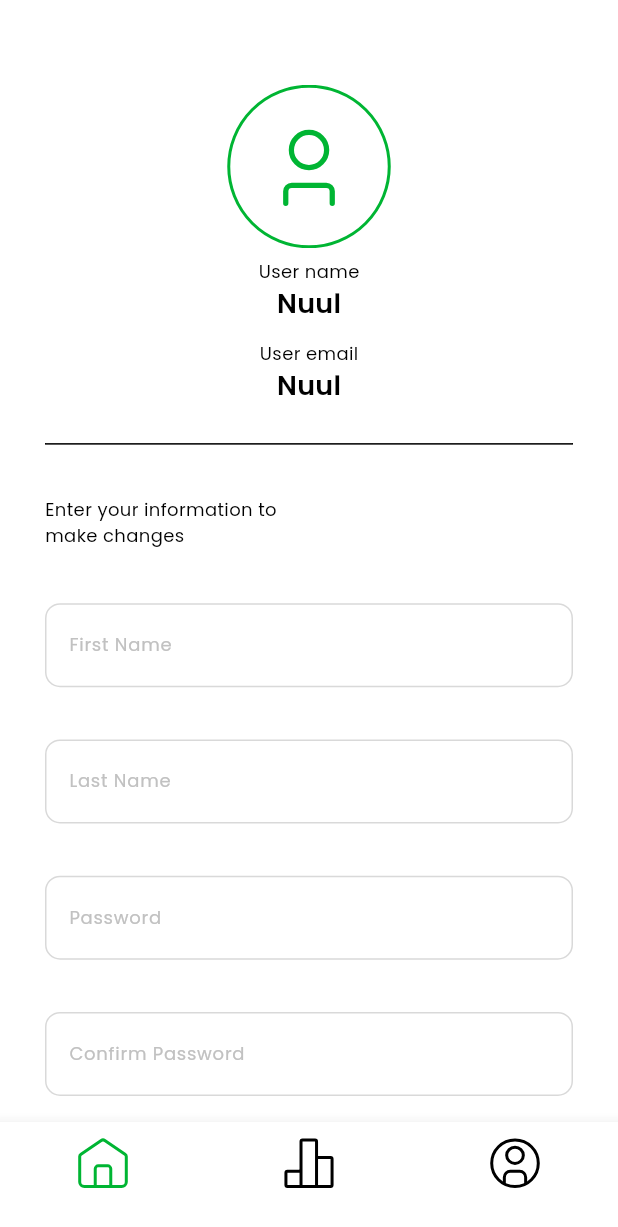
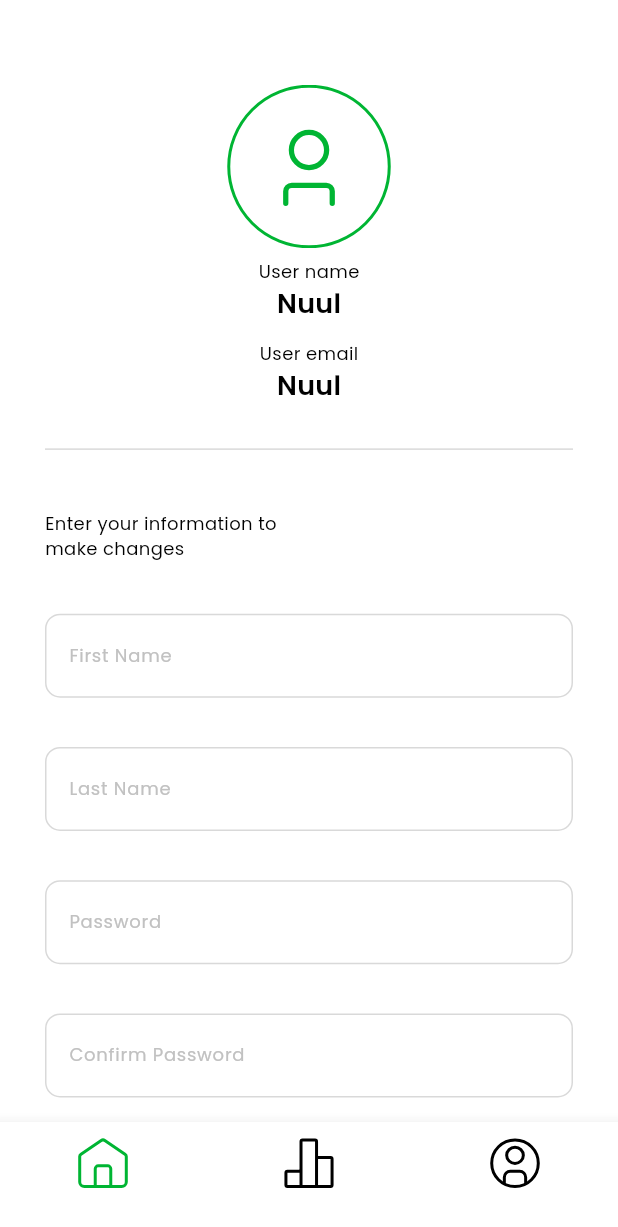
Before and after one commit to Fazo201/quiz-app-pdp, a Flutter app: the ProfileScreen screen opened by its route, on a phone screen of 412 x 824 dp. Shown: the top 1227 px of the screen. Run offline on Flutter 3.47's test engine with Material 3 defaults, Android fonts, the phone set to English and light mode, and no system bars; our stand-ins replace flutter_svg, go_router, image_picker, pinput; project files that could hold a hidden picture were left out.

Commit message:
Abdulloh Muminov, P page.

```diff
--- a/lib/widget/screen/Auth/Sign Up/verification_code_screen.dart
+++ b/lib/widget/screen/Auth/Sign Up/verification_code_screen.dart
@@ -1,6 +1,7 @@
 import 'package:flutter/material.dart';
 import 'package:go_router/go_router.dart';
 import 'package:pinput/pinput.dart';
+import 'package:quiz_app/core/route/app_route_name.dart';
 import 'package:quiz_app/core/style/app_colors.dart';
 import 'package:quiz_app/core/style/app_images.dart';
 import 'package:quiz_app/widget/custom%20widget/custom_richtext.dart';
@@ -66,7 +67,7 @@ class _VerificationCodeScreenState extends State<VerificationCodeScreen> {
                           border: Border.all(color: Colors.green),
                         ),
                       ),
-                      onCompleted: (pin) => debugPrint(pin),
+                      onCompleted: (pin) => context.go(AppRouteName.home),
                     ),
                   ],
                 ),
--- a/lib/widget/screen/Main/Profile/profile_screen.dart
+++ b/lib/widget/screen/Main/Profile/profile_screen.dart
@@ -15,6 +15,7 @@ class ProfileScreen extends StatefulWidget {
 }
 
 class _ProfileScreenState extends State<ProfileScreen> {
+
   File? file;
   bool isCamera = false;
   TextEditingController nameC = TextEditingController();
@@ -125,16 +126,13 @@ class _ProfileScreenState extends State<ProfileScreen> {
                     ],
                   ),
                 ),
-                SizedBox(
-                  height: 470,
+                Expanded(
                   child: Column(
                     mainAxisAlignment: MainAxisAlignment.spaceAround,
                     crossAxisAlignment: CrossAxisAlignment.start,
                     children: [
-                      Container(
-                        decoration: BoxDecoration(
-                            border: Border.all(width: 0.5),
-                            color: AppColors.lD9D9D9),
+                      const Divider(
+                        color: AppColors.lD9D9D9,
                       ),
                       SizedBox(
                         height: 36,
```
